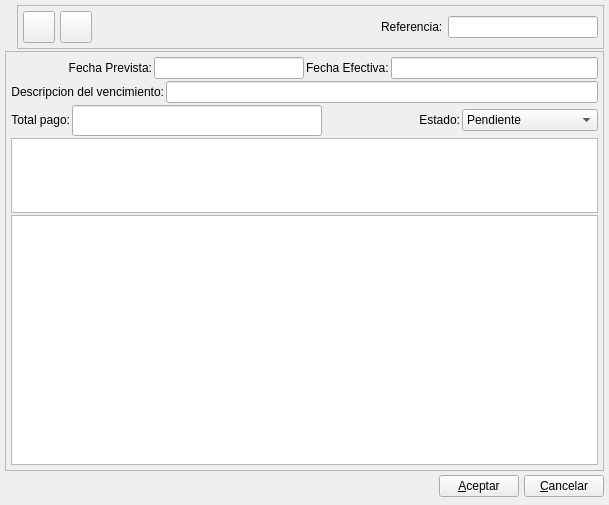
Qt form bulmages/bulmafact/plugins/pluginbf_carterapagos/vencimientopbase.ui (eboladev/Bulmages-1) before a commit.
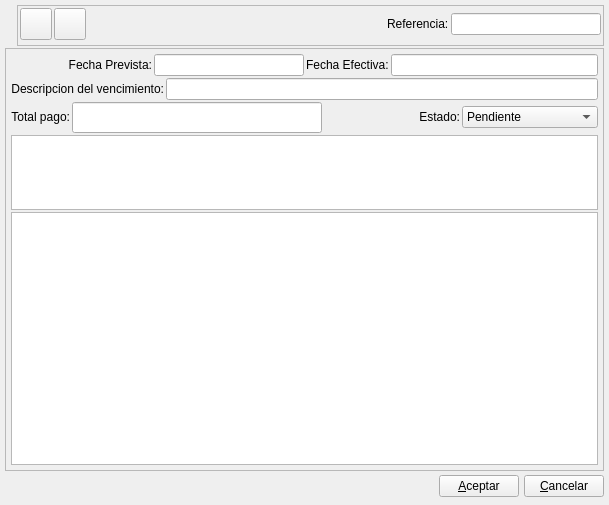
The same form after that commit. Icons and pictures are not drawn. Custom widgets are drawn as their Qt base class.

Commit message: Modifico los plugins de cartera para que los plugins genericos puedan meter sus cosas en ellos. Concretamente les agrego el frame mui_plugbotones y el hboxLayout1 para que los botones puestos por terceros salgan en su sitio

The edit to the form file:
```diff
--- a/bulmages/bulmafact/plugins/pluginbf_carterapagos/vencimientopbase.ui
+++ b/bulmages/bulmafact/plugins/pluginbf_carterapagos/vencimientopbase.ui
@@ -72,12 +72,15 @@
        <property name="frameShadow">
         <enum>QFrame::Raised</enum>
        </property>
-       <layout class="QHBoxLayout">
-        <property name="spacing">
-         <number>5</number>
+       <layout class="QHBoxLayout" name="horizontalLayout_8">
+        <property name="leftMargin">
+         <number>2</number>
         </property>
-        <property name="margin">
-         <number>5</number>
+        <property name="topMargin">
+         <number>2</number>
+        </property>
+        <property name="rightMargin">
+         <number>2</number>
         </property>
         <item>
          <widget class="QToolButton" name="mui_guardar">
```
Left out of the diff: 13 changed lines with no effect on the pictures. The commit also changes 1 other file.
